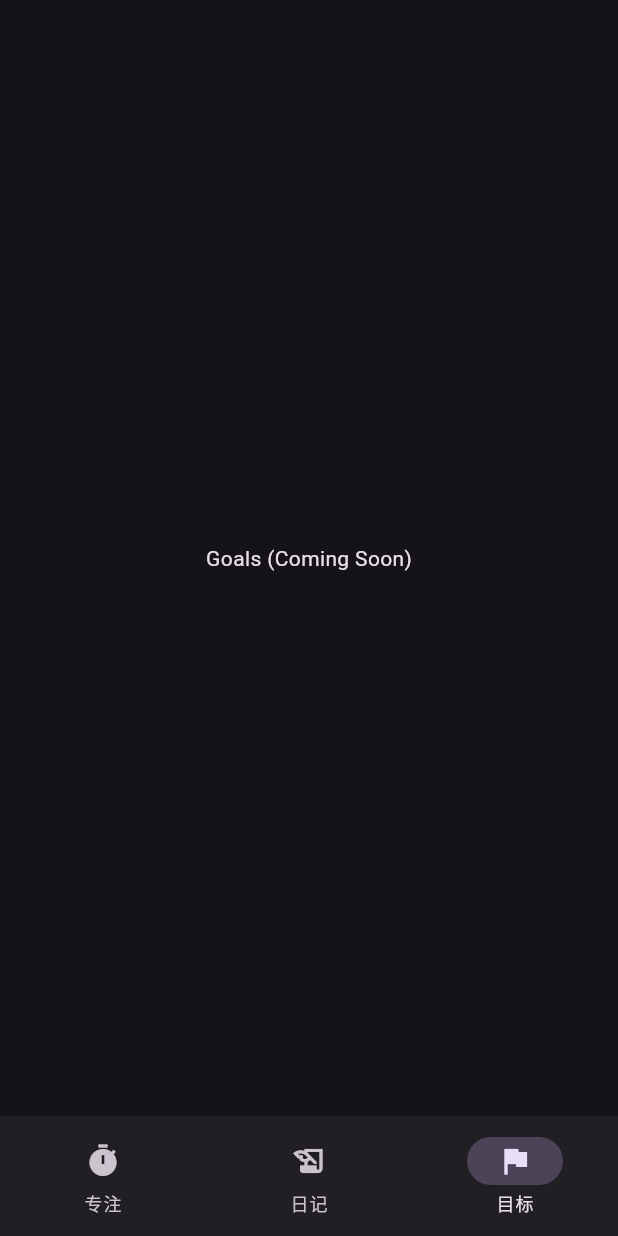
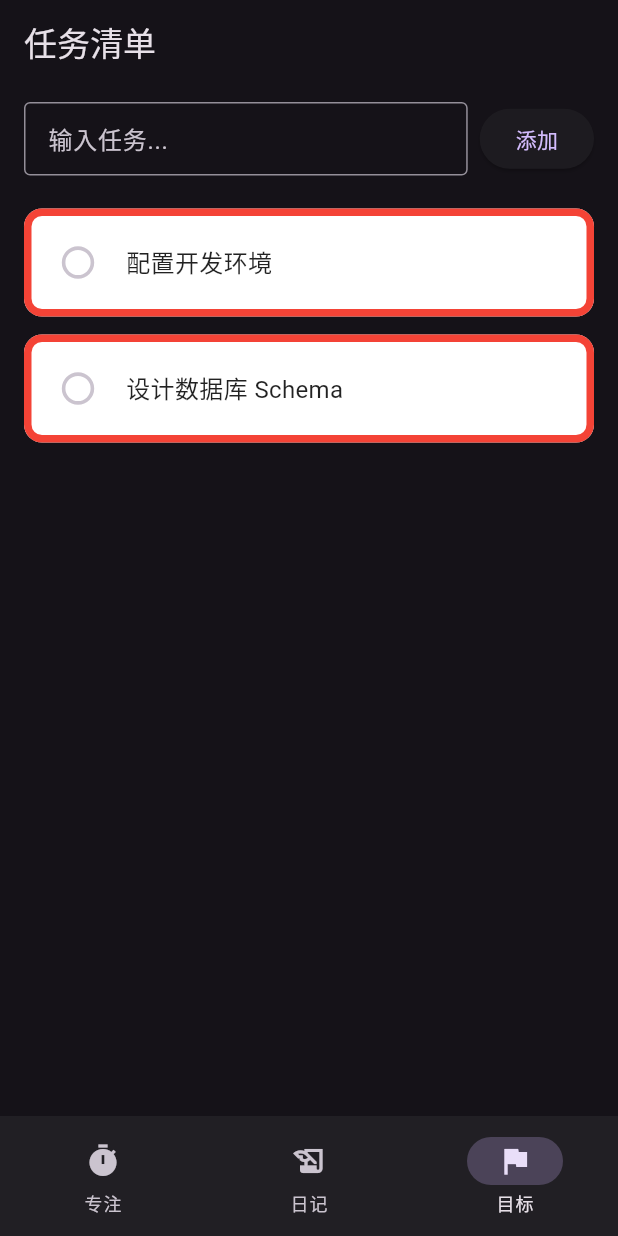
Before and after one commit to HaveAPoint/awareness_app, a Flutter app: the screen it shows after launch, item 3 of the bottom bar chosen, on a phone screen of 412 x 824 dp. Run offline on Flutter 3.47's test engine with Material 3 defaults, Android fonts, the phone set to English and light mode, and no system bars; our stand-ins replace drift; accounts and stored records are empty; generated files the repository leaves out were written again.

Commit message:
refactor: simplify task page with pure data entry and list display
- Add TaskEntity with createdAt/completedAt for future analytics
- Replace goal card with checkbox-driven task card UI
- Convert GoalsPage to lightweight task manager
- Include demo tasks and empty state handling
- Add linear input + add button for task creation

```diff
--- a/frontend/lib/ui/screens/dashboard/dashboard_page.dart
+++ b/frontend/lib/ui/screens/dashboard/dashboard_page.dart
@@ -1,6 +1,7 @@
 import 'package:flutter/material.dart';
 import '../journal/journal_page.dart';
 import '../focus/focus_page.dart';
+import '../goals/goals_page.dart';
 
 class DashboardPage extends StatefulWidget {
   const DashboardPage({super.key});
@@ -15,7 +16,7 @@ class _DashboardPageState extends State<DashboardPage> {
   final List<Widget> _pages = [
     const FocusPage(),
     const JournalPage(),
-    const Center(child: Text("Goals (Coming Soon)")),
+    const GoalsPage(),
   ];
 
   @override
--- /dev/null
+++ b/frontend/lib/ui/screens/goals/goals_page.dart
@@ -0,0 +1,113 @@
+import 'package:flutter/material.dart';
+import 'task_entity.dart';
+import 'widgets/goal_card.dart';
+
+class GoalsPage extends StatefulWidget {
+  const GoalsPage({super.key});
+
+  @override
+  State<GoalsPage> createState() => _GoalsPageState();
+}
+
+class _GoalsPageState extends State<GoalsPage> {
+  final TextEditingController _inputController = TextEditingController();
+
+  final List<TaskEntity> _tasks = [
+    TaskEntity(id: '1', title: '配置开发环境', createdAt: DateTime.now()),
+    TaskEntity(id: '2', title: '设计数据库 Schema', createdAt: DateTime.now()),
+  ];
+
+  @override
+  void dispose() {
+    _inputController.dispose();
+    super.dispose();
+  }
+
+  void _addTask() {
+    final text = _inputController.text.trim();
+    if (text.isEmpty) return;
+
+    setState(() {
+      _tasks.insert(
+        0,
+        TaskEntity(
+          id: DateTime.now().millisecondsSinceEpoch.toString(),
+          title: text,
+          createdAt: DateTime.now(),
+        ),
+      );
+    });
+
+    _inputController.clear();
+  }
+
+  void _handleTaskCheck(String id, bool? value) {
+    setState(() {
+      final index = _tasks.indexWhere((t) => t.id == id);
+      if (index == -1) return;
+
+      final task = _tasks[index];
+      final completedAt = value == true ? DateTime.now() : null;
+
+      _tasks[index] = task.copyWith(
+        isCompleted: value ?? false,
+        completedAt: completedAt,
+      );
+    });
+  }
+
+  @override
+  Widget build(BuildContext context) {
+    return Scaffold(
+      appBar: AppBar(title: const Text('任务清单')),
+      body: Column(
+        children: [
+          Padding(
+            padding: const EdgeInsets.fromLTRB(16, 12, 16, 8),
+            child: Row(
+              children: [
+                Expanded(
+                  child: TextField(
+                    controller: _inputController,
+                    decoration: const InputDecoration(
+                      hintText: '输入任务...',
+                      border: OutlineInputBorder(),
+                      isDense: true,
+                    ),
+                    onSubmitted: (_) => _addTask(),
+                  ),
+                ),
+                const SizedBox(width: 8),
+                ElevatedButton(onPressed: _addTask, child: const Text('添加')),
+              ],
+            ),
+          ),
+          Expanded(
+            child: _tasks.isEmpty
+                ? Center(
+                    child: Text(
+                      '还没有任务，先加一条吧',
+                      style: TextStyle(color: Colors.grey[600]),
+                    ),
+                  )
+                : ListView.builder(
+                    physics: const BouncingScrollPhysics(),
+                    padding: const EdgeInsets.only(top: 8, bottom: 16),
+                    itemCount: _tasks.length,
+                    itemBuilder: (context, index) {
+                      final task = _tasks[index];
+                      return GoalCard(
+                        task: task,
+                        onCheck: (val) => _handleTaskCheck(task.id, val),
+                        onTap: () {
+                          debugPrint('Task clicked: ${task.createdAt}');
+                        },
+                      );
+                    },
+                  ),
+          ),
+        ],
+      ),
+    );
+  }
+}
--- /dev/null
+++ b/frontend/lib/ui/screens/goals/task_entity.dart
@@ -0,0 +1,25 @@
+class TaskEntity {
+  final String id;
+  final String title;
+  final bool isCompleted;
+  final DateTime createdAt;
+  final DateTime? completedAt;
+
+  const TaskEntity({
+    required this.id,
+    required this.title,
+    this.isCompleted = false,
+    required this.createdAt,
+    this.completedAt,
+  });
+
+  TaskEntity copyWith({bool? isCompleted, DateTime? completedAt}) {
+    return TaskEntity(
+      id: id,
+      title: title,
+      createdAt: createdAt,
+      isCompleted: isCompleted ?? this.isCompleted,
+      completedAt: completedAt ?? this.completedAt,
+    );
+  }
+}
--- /dev/null
+++ b/frontend/lib/ui/screens/goals/widgets/goal_card.dart
@@ -0,0 +1,64 @@
+import 'package:flutter/material.dart';
+import '../task_entity.dart';
+
+class GoalCard extends StatelessWidget {
+  final TaskEntity task;
+  final ValueChanged<bool?> onCheck;
+  final VoidCallback? onTap;
+
+  const GoalCard({
+    super.key,
+    required this.task,
+    required this.onCheck,
+    this.onTap,
+  });
+
+  @override
+  Widget build(BuildContext context) {
+    return Card(
+      margin: const EdgeInsets.symmetric(vertical: 6, horizontal: 16),
+      elevation: 0,
+      color: Colors.white,
+      shape: RoundedRectangleBorder(
+        borderRadius: BorderRadius.circular(12),
+        side: BorderSide(
+          color: Colors.red, // 换成红色
+          width: 5.0, // 加粗到 5 像素
+        ),
+      ),
+      child: InkWell(
+        onTap: onTap,
+        borderRadius: BorderRadius.circular(12),
+        child: Padding(
+          padding: const EdgeInsets.all(12),
+          child: Row(
+            children: [
+              Transform.scale(
+                scale: 1.2,
+                child: Checkbox(
+                  value: task.isCompleted,
+                  activeColor: Colors.black,
+                  shape: const CircleBorder(),
+                  onChanged: onCheck,
+                ),
+              ),
+              const SizedBox(width: 8),
+              Expanded(
+                child: Text(
+                  task.title,
+                  style: TextStyle(
+                    fontSize: 16,
+                    decoration: task.isCompleted
+                        ? TextDecoration.lineThrough
+                        : null,
+                    color: task.isCompleted ? Colors.grey : Colors.black87,
+                  ),
+                ),
+              ),
+            ],
+          ),
+        ),
+      ),
+    );
+  }
+}
--- a/frontend/pubspec.yaml
+++ b/frontend/pubspec.yaml
@@ -1,4 +1,4 @@
-name: frontend
+name: awareness_app
 description: "A new Flutter project."
 # The following line prevents the package from being accidentally published to
 # pub.dev using `flutter pub publish`. This is preferred for private packages.
```
Also changed, not shown: frontend/lib/data/models/goal_models.dart (added, +112 -0 lines), frontend/lib/ui/screens/journal/journal_page.dart (+122 -85 lines), frontend/lib/ui/screens/journal/widgets/launchpad_section.dart (added, +14 -0 lines), frontend/lib/ui/screens/journal/widgets/mirror_section.dart (added, +19 -0 lines), frontend/lib/ui/screens/journal/widgets/sediment_section.dart (added, +34 -0 lines), 10 other files.
